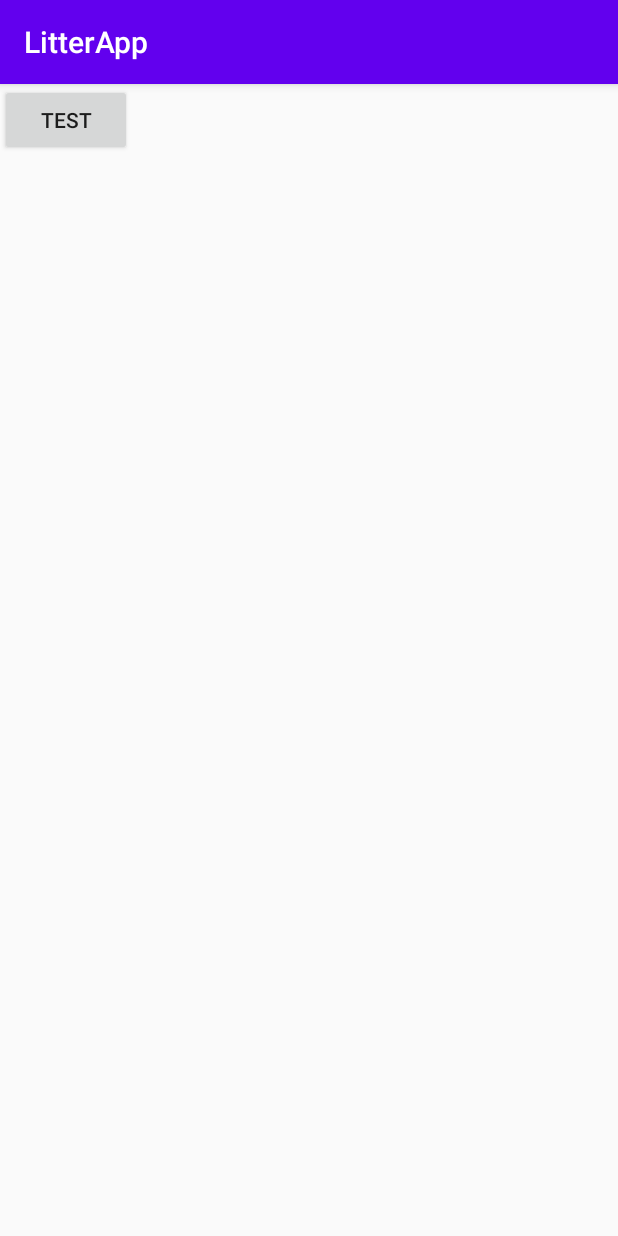
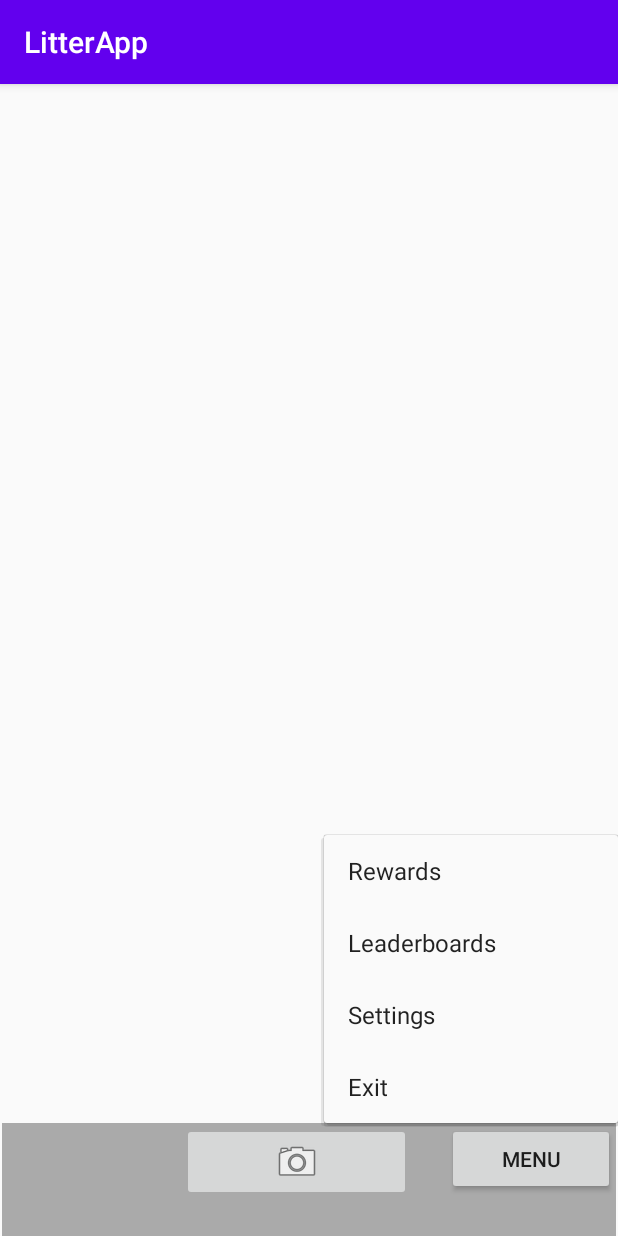
Before and after one commit to mdg1317/Capstone_Litter_App, an Android app: the screen it shows after launch (MainActivity), after a tap on "MENU", on a phone screen of 412 x 824 dp. Run offline under Robolectric (Android 15) with nearby library versions, the phone set to English and light mode, and no system bars.

Commit message:
Added popup menu, replaced menu screen activity with popup menu.

```diff
--- a/app/src/main/AndroidManifest.xml
+++ b/app/src/main/AndroidManifest.xml
@@ -12,7 +12,6 @@
         android:supportsRtl="true"
         android:theme="@style/AppTheme">
         <activity android:name=".LabelActivity"></activity>
-        <activity android:name=".MenuActivity" />
         <activity android:name=".MainActivity">
             <intent-filter>
                 <action android:name="android.intent.action.MAIN" />
--- a/app/src/main/java/com/example/litterapp/MainActivity.java
+++ b/app/src/main/java/com/example/litterapp/MainActivity.java
@@ -1,6 +1,7 @@
 package com.example.litterapp;
 
 import androidx.appcompat.app.AppCompatActivity;
+import androidx.appcompat.widget.PopupMenu;
 import androidx.constraintlayout.widget.ConstraintLayout;
 
 import android.animation.ObjectAnimator;
@@ -8,6 +9,7 @@ import android.content.Intent;
 import android.graphics.Color;
 import android.os.Bundle;
 import android.provider.MediaStore;
+import android.view.MenuItem;
 import android.view.View;
 import android.view.animation.Animation;
 import android.widget.Button;
@@ -28,7 +30,10 @@ public class MainActivity extends AppCompatActivity {
         buttonMenu.setOnClickListener(new View.OnClickListener() {
             @Override
             public void onClick(final View view){
-                setContentView(R.layout.activity_menu);
+                //setContentView(R.layout.activity_menu);
+
+                //show Popup menu
+                showMenu(view);
             }
         });
 
@@ -50,4 +55,26 @@ public class MainActivity extends AppCompatActivity {
             }
         });
     }
+
+    // showMenu: displays a popup menu when the menu button is tapped
+    private void showMenu(View view) {
+        PopupMenu popupMenu = new PopupMenu(MainActivity.this, view);
+        popupMenu.getMenuInflater().inflate(R.menu.popup_menu, popupMenu.getMenu());
+        popupMenu.setOnMenuItemClickListener(new PopupMenu.OnMenuItemClickListener() {
+            @Override
+            public boolean onMenuItemClick(MenuItem item) {
+                if (item.getItemId() == R.id.buttonRewards)
+                    return true;
+                if (item.getItemId() == R.id.buttonLeaderboards)
+                    return true;
+                if (item.getItemId() == R.id.buttonSettings)
+                    return true;
+                if (item.getItemId() == R.id.buttonExit)
+                    return true;
+                return true;
+            }
+        });
+
+        popupMenu.show();
+    }
 }
--- a/app/src/main/res/layout/activity_main.xml
+++ b/app/src/main/res/layout/activity_main.xml
@@ -21,6 +21,7 @@
             android:layout_height="wrap_content"
             android:layout_weight="0.5" />
 
+        <!-- Camera Button -->
         <ImageButton
             android:id="@+id/buttonCamera"
             android:layout_width="wrap_content"
@@ -33,6 +34,7 @@
             android:layout_height="wrap_content"
             android:layout_weight="0.1" />
 
+        <!-- Menu Button -->
         <Button
             android:id="@+id/buttonMenu"
             android:layout_width="wrap_content"
--- a/app/src/main/res/layout/activity_menu.xml
+++ /dev/null
@@ -1,16 +0,0 @@
-<?xml version="1.0" encoding="utf-8"?>
-<androidx.constraintlayout.widget.ConstraintLayout xmlns:android="http://schemas.android.com/apk/res/android"
-    xmlns:app="http://schemas.android.com/apk/res-auto"
-    xmlns:tools="http://schemas.android.com/tools"
-    android:layout_width="match_parent"
-    android:layout_height="match_parent"
-    tools:context=".MenuActivity">
-
-    <Button
-        android:id="@+id/buttonTest"
-        android:layout_width="wrap_content"
-        android:layout_height="wrap_content"
-        android:text="Test"
-        tools:layout_editor_absoluteX="154dp"
-        tools:layout_editor_absoluteY="115dp" />
-</androidx.constraintlayout.widget.ConstraintLayout>
--- /dev/null
+++ b/app/src/main/res/menu/popup_menu.xml
@@ -0,0 +1,19 @@
+<?xml version="1.0" encoding="utf-8"?>
+<menu xmlns:android="http://schemas.android.com/apk/res/android">
+    <item
+        android:title="Rewards"
+        android:id="@+id/buttonRewards"
+        android:text="Rewards" />
+    <item
+        android:title="Leaderboards"
+        android:id="@+id/buttonLeaderboards"
+        android:text="Leaderboards" />
+    <item
+        android:title="Settings"
+        android:id="@+id/buttonSettings"
+        android:text="Settings" />
+    <item
+        android:title="Exit"
+        android:id="@+id/buttonExit"
+        android:text="Exit" />
+</menu>
--- a/build.gradle
+++ b/build.gradle
@@ -8,7 +8,7 @@ buildscript {
 
     }
     dependencies {
-        classpath 'com.android.tools.build:gradle:3.6.1'
+        classpath 'com.android.tools.build:gradle:7.0.2'
 
 
         // NOTE: Do not place your application dependencies here; they belong
```
Also changed, not shown: app/src/main/java/com/example/litterapp/MenuActivity.java (deleted, +0 -14 lines), gradle/wrapper/gradle-wrapper.properties.
